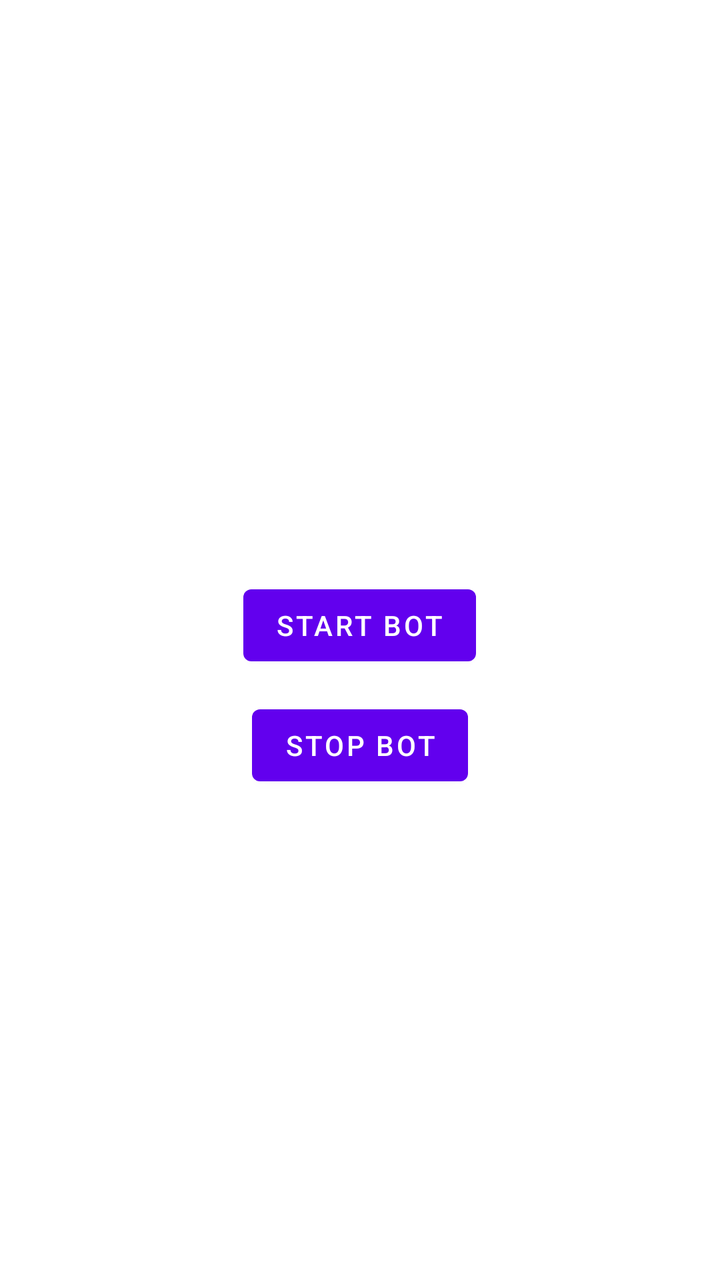
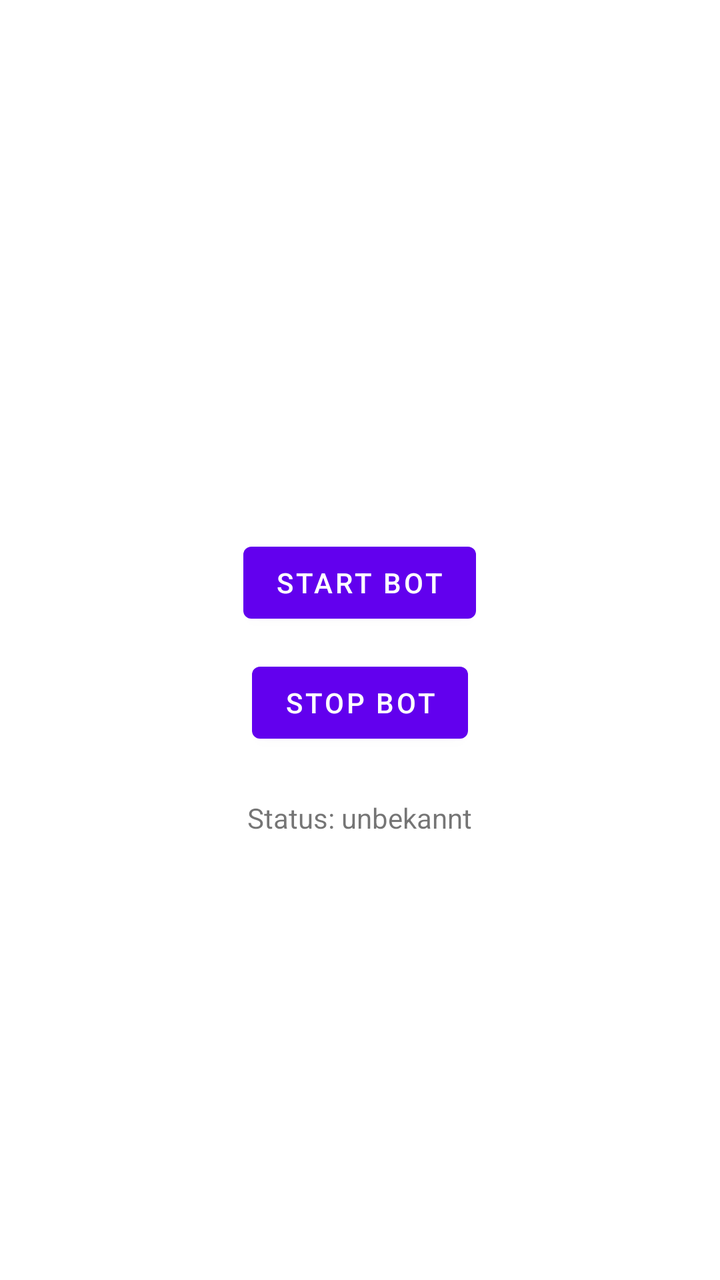

The first picture is an Android layout as it rendered before a commit; the second is the same layout after the commit. The layout source and the unified diff follow.
<!-- AndroidManifest.xml: application theme Theme.PhobosBot -->
<!-- res/layout/activity_main.xml -->
<?xml version="1.0" encoding="utf-8"?>
<LinearLayout xmlns:android="http://schemas.android.com/apk/res/android"
    android:layout_width="match_parent"
    android:layout_height="match_parent"
    android:orientation="vertical"
    android:gravity="center"
    android:padding="24dp">

    <TextView
        android:id="@+id/statusText"
        android:layout_width="wrap_content"
        android:layout_height="wrap_content"
        android:textSize="16sp"
        android:textAlignment="center"
        android:layout_marginBottom="24dp" />

    <Button
        android:id="@+id/startButton"
        android:layout_width="wrap_content"
        android:layout_height="wrap_content"
        android:text="Start Bot" />

    <Button
        android:id="@+id/stopButton"
        android:layout_width="wrap_content"
        android:layout_height="wrap_content"
        android:layout_marginTop="12dp"
        android:text="Stop Bot" />

</LinearLayout>
<!-- resources referenced by this layout -->
<resources>
  <style name="Theme.PhobosBot" parent="Theme.MaterialComponents.DayNight.NoActionBar" />
</resources>

<!-- the commit's change to res/layout/activity_main.xml (unified diff, before → after) -->
@@ -27,4 +27,13 @@
         android:layout_marginTop="12dp"
         android:text="Stop Bot" />
 
+    <TextView
+        android:id="@+id/serverStatusText"
+        android:layout_width="wrap_content"
+        android:layout_height="wrap_content"
+        android:textSize="14sp"
+        android:textAlignment="center"
+        android:layout_marginTop="24dp"
+        android:text="Status: unbekannt" />
+
 </LinearLayout>
